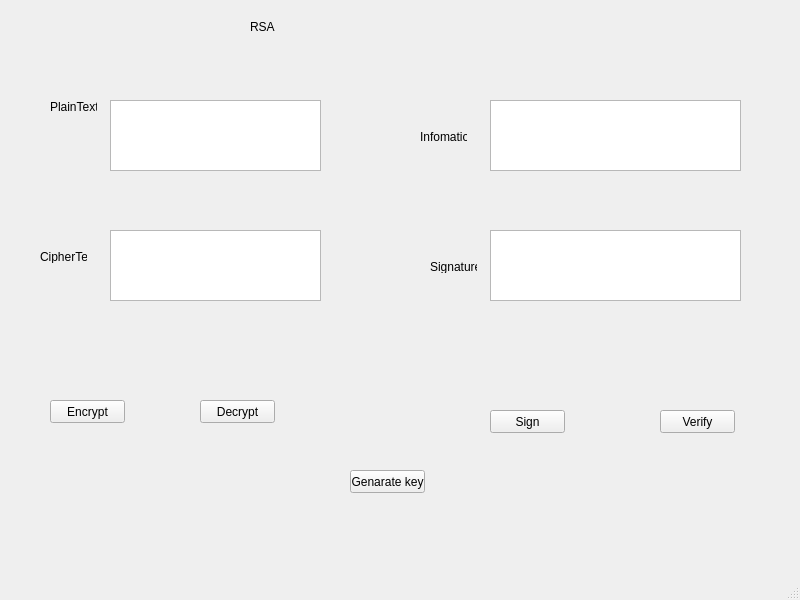
The window that LAB-03/ui/rsa.ui (Vinhdev04/PhamCongVinh_2280603703) describes before a commit, drawn with Qt 5.
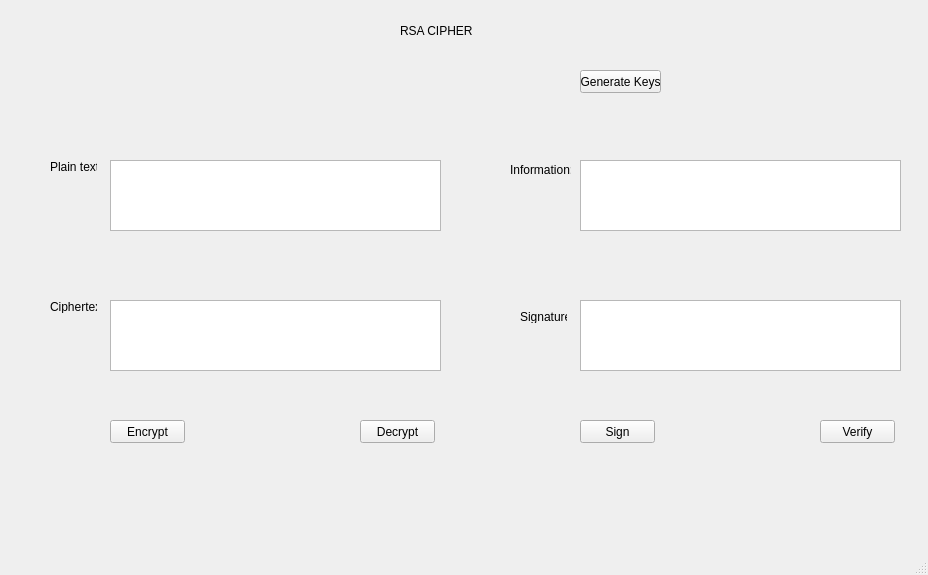
The same window after the commit.

What changed in the file:
```diff
--- a/LAB-03/ui/rsa.ui
+++ b/LAB-03/ui/rsa.ui
@@ -6,8 +6,8 @@
    <rect>
     <x>0</x>
     <y>0</y>
-    <width>800</width>
-    <height>600</height>
+    <width>928</width>
+    <height>575</height>
    </rect>
   </property>
   <property name="windowTitle">
@@ -17,74 +17,74 @@
    <widget class="QLabel" name="label">
     <property name="geometry">
      <rect>
-      <x>250</x>
-      <y>20</y>
-      <width>47</width>
-      <height>13</height>
+      <x>400</x>
+      <y>10</y>
+      <width>81</width>
+      <height>41</height>
      </rect>
     </property>
     <property name="text">
-     <string>RSA</string>
+     <string>RSA CIPHER</string>
     </property>
    </widget>
    <widget class="QLabel" name="label_2">
     <property name="geometry">
      <rect>
       <x>50</x>
-      <y>100</y>
+      <y>160</y>
       <width>47</width>
       <height>13</height>
      </rect>
     </property>
     <property name="text">
-     <string>PlainText</string>
+     <string>Plain text:</string>
     </property>
    </widget>
    <widget class="QLabel" name="label_3">
     <property name="geometry">
      <rect>
-      <x>40</x>
-      <y>250</y>
+      <x>50</x>
+      <y>300</y>
       <width>47</width>
       <height>13</height>
      </rect>
     </property>
     <property name="text">
-     <string>CipherText</string>
+     <string>Ciphertext:</string>
     </property>
    </widget>
    <widget class="QLabel" name="label_4">
     <property name="geometry">
      <rect>
-      <x>420</x>
-      <y>130</y>
-      <width>47</width>
-      <height>13</height>
+      <x>510</x>
+      <y>160</y>
+      <width>61</width>
+      <height>20</height>
      </rect>
     </property>
     <property name="text">
-     <string>Infomation</string>
+     <string>Information:</string>
     </property>
    </widget>
    <widget class="QLabel" name="label_5">
     <property name="geometry">
      <rect>
-      <x>430</x>
-      <y>260</y>
+      <x>520</x>
+      <y>310</y>
       <width>47</width>
       <height>13</height>
      </rect>
     </property>
     <property name="text">
-     <string>Signature</string>
+     <string>Signature:</string>
     </property>
    </widget>
    <widget class="QTextEdit" name="txt_plain_text">
     <property name="geometry">
      <rect>
       <x>110</x>
-      <y>100</y>
-      <width>211</width>
+      <y>160</y>
+      <width>331</width>
       <height>71</height>
      </rect>
     </property>
@@ -93,8 +93,8 @@
     <property name="geometry">
      <rect>
       <x>110</x>
-      <y>230</y>
-      <width>211</width>
+      <y>300</y>
+      <width>331</width>
       <height>71</height>
      </rect>
     </property>
@@ -102,9 +102,9 @@
    <widget class="QTextEdit" name="txt_info">
     <property name="geometry">
      <rect>
-      <x>490</x>
-      <y>100</y>
-      <width>251</width>
+      <x>580</x>
+      <y>160</y>
+      <width>321</width>
       <height>71</height>
      </rect>
     </property>
@@ -112,9 +112,9 @@
    <widget class="QTextEdit" name="txt_sign">
     <property name="geometry">
      <rect>
-      <x>490</x>
-      <y>230</y>
-      <width>251</width>
+      <x>580</x>
+      <y>300</y>
+      <width>321</width>
       <height>71</height>
      </rect>
     </property>
@@ -122,8 +122,8 @@
    <widget class="QPushButton" name="btn_encrypt">
     <property name="geometry">
      <rect>
-      <x>50</x>
-      <y>400</y>
+      <x>110</x>
+      <y>420</y>
       <width>75</width>
       <height>23</height>
      </rect>
@@ -135,8 +135,8 @@
    <widget class="QPushButton" name="btn_decrypt">
     <property name="geometry">
      <rect>
-      <x>200</x>
-      <y>400</y>
+      <x>360</x>
+      <y>420</y>
       <width>75</width>
       <height>23</height>
      </rect>
@@ -148,8 +148,8 @@
    <widget class="QPushButton" name="btn_sign">
     <property name="geometry">
      <rect>
-      <x>490</x>
-      <y>410</y>
+      <x>580</x>
+      <y>420</y>
       <width>75</width>
       <height>23</height>
      </rect>
@@ -161,8 +161,8 @@
    <widget class="QPushButton" name="btn_verify">
     <property name="geometry">
      <rect>
-      <x>660</x>
-      <y>410</y>
+      <x>820</x>
+      <y>420</y>
       <width>75</width>
       <height>23</height>
      </rect>
@@ -174,14 +174,14 @@
    <widget class="QPushButton" name="btn_gen_keys">
     <property name="geometry">
      <rect>
-      <x>350</x>
-      <y>470</y>
-      <width>75</width>
+      <x>580</x>
+      <y>70</y>
+      <width>81</width>
       <height>23</height>
      </rect>
     </property>
     <property name="text">
-     <string>Genarate key</string>
+     <string>Generate Keys</string>
     </property>
    </widget>
   </widget>
```
Left out of the diff: 20 changed lines with no effect on the pictures.
